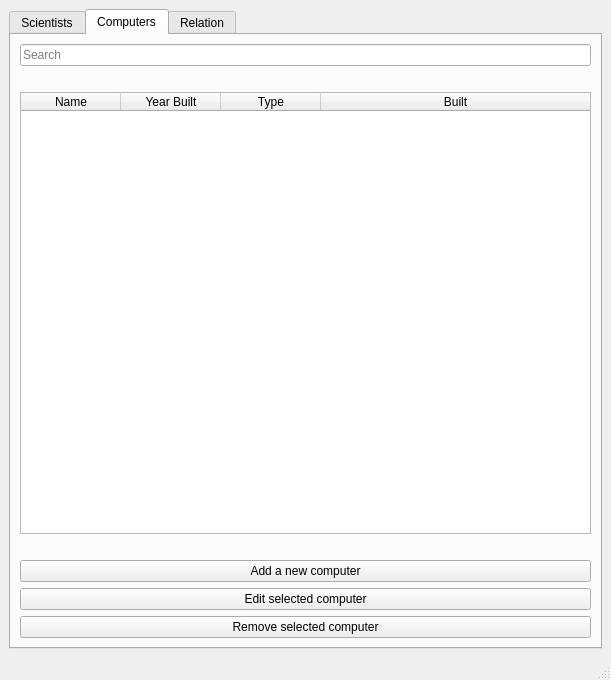
This is Verklegt/mainmenu.ui in disaerna/T-113-VLN1 as Qt 5 draws it before an edit. The edited form follows.
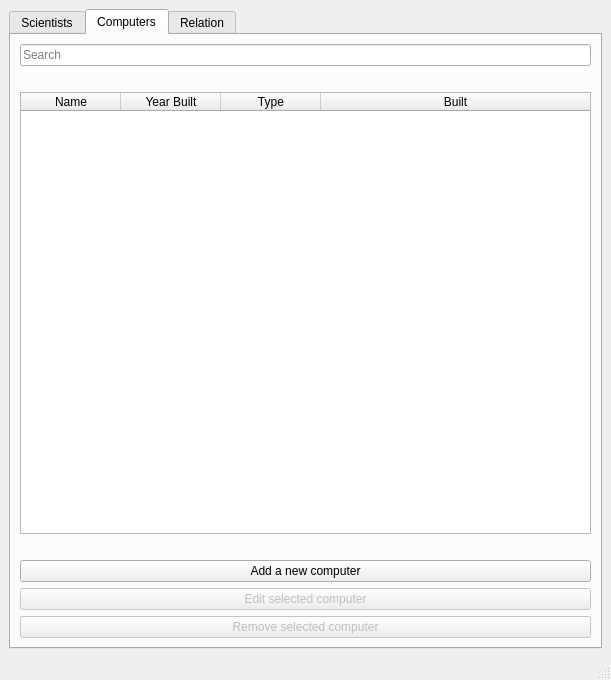
This is the edited form.

Commit message: Gerði edit og delete takkana óvirka nema röð sé valin

The edit to the form file:
```diff
--- a/Verklegt/mainmenu.ui
+++ b/Verklegt/mainmenu.ui
@@ -286,6 +286,9 @@
         </item>
         <item>
          <widget class="QPushButton" name="pushButton_EditComputer">
+          <property name="enabled">
+           <bool>false</bool>
+          </property>
           <property name="text">
            <string>Edit selected computer</string>
           </property>
@@ -293,6 +296,9 @@
         </item>
         <item>
          <widget class="QPushButton" name="pushButton_RemoveComputer">
+          <property name="enabled">
+           <bool>false</bool>
+          </property>
           <property name="text">
            <string>Remove selected computer</string>
           </property>
```
Left out of the diff: 6 changed lines with no effect on the pictures. The commit also changes 1 other file.
